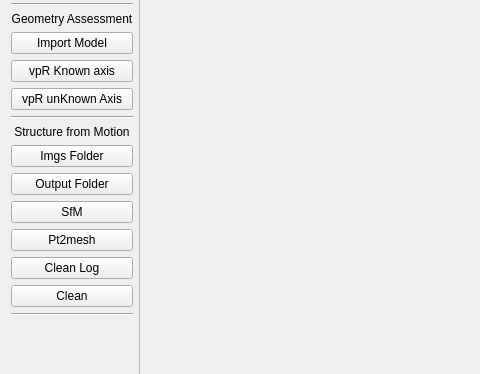
The window that mainwindow.ui (h005/vpRecommendation) describes before a commit, drawn with Qt 5; both pictures show x 0 to 480 and y 120 to 494 of the 1195 by 646 pixel window.
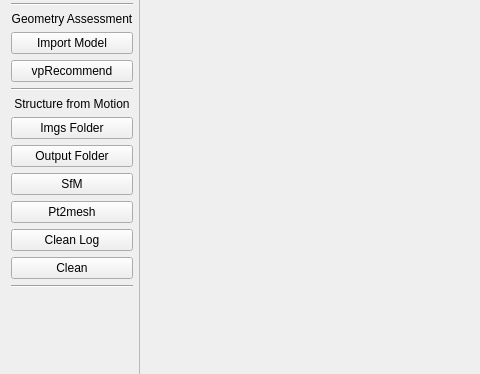
The same window after the commit.

Commit message: remove the button with unknown axis

The edit to the form file:
```diff
--- a/mainwindow.ui
+++ b/mainwindow.ui
@@ -77,14 +77,7 @@
       <item>
        <widget class="QPushButton" name="recommend">
         <property name="text">
-         <string>vpR Known axis</string>
-        </property>
-       </widget>
-      </item>
-      <item>
-       <widget class="QPushButton" name="recommendKnowAxis">
-        <property name="text">
-         <string>vpR unKnown Axis</string>
+         <string>vpRecommend</string>
         </property>
        </widget>
       </item>
```
The commit also changes 1 other file.
